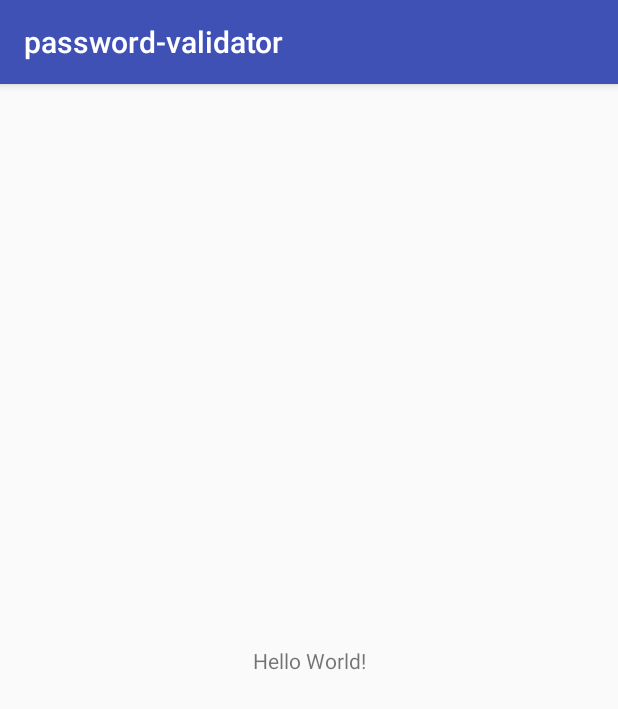
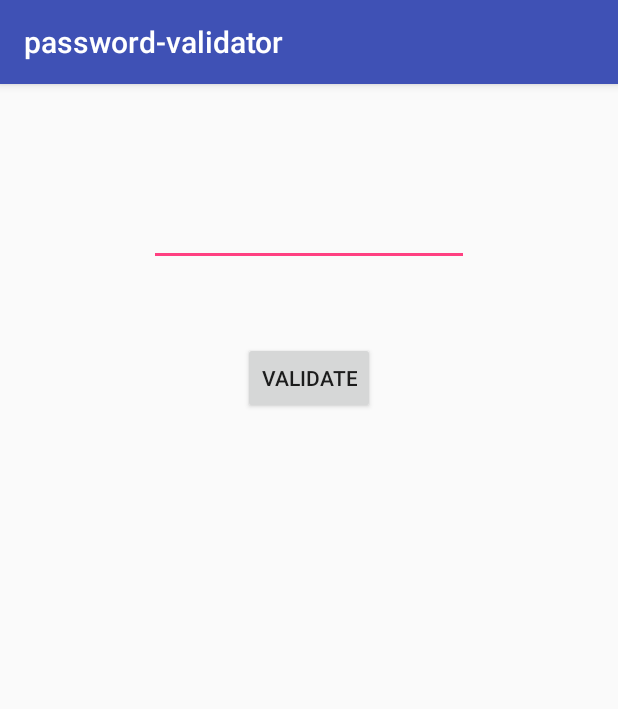
Before and after one commit to LantaoDong/password-validator, an Android app: the screen it shows after launch (MainActivity), on a phone screen of 412 x 824 dp. Shown: the top 709 px of the screen. Run offline under Robolectric (Android 15) with nearby library versions, the phone set to English and light mode, and no system bars.

Commit message:
a2-stage3 done!

```diff
--- a/app/src/main/java/com/example/password_validator/MainActivity.java
+++ b/app/src/main/java/com/example/password_validator/MainActivity.java
@@ -1,49 +1,95 @@
 package com.example.password_validator;
 
 import android.support.v7.app.AppCompatActivity;
+import android.app.Activity;
 import android.os.Bundle;
+import android.view.View;
+import android.widget.Button;
+import android.widget.TextView;
+import android.widget.EditText;
 
-public class MainActivity extends AppCompatActivity {
+public class MainActivity extends AppCompatActivity implements View.OnClickListener {
+    private String pwd;
+    private String strength;
+    private EditText text;
+    private TextView textView;
+    private Button button;
+    private static int rulesPassed=0;
 
     @Override
     protected void onCreate(Bundle savedInstanceState) {
         super.onCreate(savedInstanceState);
         setContentView(R.layout.activity_main);
+        button =(Button) findViewById(R.id.button);
+        button.setOnClickListener(this);
+        text = (EditText) findViewById(R.id.editText);
+        textView = (TextView) findViewById(R.id.textView);
     }
+    @Override
+    public void onClick(View view){
+        pwd = text.getText().toString();
+        if(notEqualPassword(pwd))
+            rulesPassed++;
+        if(atLeastEight(pwd))
+            rulesPassed++;
+        if(atLeastOneDigit(pwd))
+            rulesPassed++;
+        if(LowerAndUpper(pwd))
+            rulesPassed++;
+        if(atLeastOneSpecialChar(pwd))
+            rulesPassed++;
+        if(rulesPassed==5){
+            strength = rulesPassed+" of 5 rules passed, Strong!";
+            rulesPassed = 0;
+        }
+        else {
+            strength = rulesPassed+" of 5 rules passed, Not strong!";
+            rulesPassed = 0;
+        }
+
+        textView.setText(strength);
+
+    }
+
     //rule 1: it is not "password"
     public static boolean notEqualPassword(String password){
         boolean NotEqualPassword = false;
-        if(!password.toLowerCase().equals("password"))
+        if(!password.toLowerCase().equals("password")) {
             NotEqualPassword = true;
+        }
         return NotEqualPassword;
     }
     //rule 2: at least 8 characters
     public static boolean atLeastEight(String password){
         boolean atLeastEight = false;
-        if(password.length()>=8)
+        if(password.length()>=8) {
             atLeastEight = true;
+        }
         return atLeastEight;
 
     }
     //rule 3: contain at least one digit
     public static boolean atLeastOneDigit(String password){
         boolean AtLeastOneDigit = false;
-        if(password.matches(".*[0-9].*"))
+        if(password.matches(".*[0-9].*")) {
             AtLeastOneDigit = true;
+        }
         return AtLeastOneDigit;
     }
     //rule 4: contain both lower and upper case
     public static boolean LowerAndUpper(String password){
         boolean lowerAndUpper = false;
-        if(password.matches("^(?=.*[a-z])(?=.*[A-Z]).+$"))
+        if(password.matches("^(?=.*[a-z])(?=.*[A-Z]).+$")) {
             lowerAndUpper = true;
+        }
         return lowerAndUpper;
     }
     //rule 5: contain at least one special character
     public static boolean atLeastOneSpecialChar(String password){
         boolean specialChar = false;
-        if(password.matches("(.*[,~,!,@,#,$,%,^,&,*,(,),-,_,=,+,[,{,],},|,;,:,<,>,/,?].*$)"))
+        if(password.matches("(.*[,~,!,@,#,$,%,^,&,*,(,),-,_,=,+,[,{,],},|,;,:,<,>,/,?].*$)")) {
             specialChar = true;
+        }
         return specialChar;
     }
 
--- a/app/src/main/res/layout/activity_main.xml
+++ b/app/src/main/res/layout/activity_main.xml
@@ -6,11 +6,36 @@
     android:layout_height="match_parent"
     tools:context="com.example.password_validator.MainActivity">
 
-    <TextView
+    <Button
+        android:id="@+id/button"
         android:layout_width="wrap_content"
         android:layout_height="wrap_content"
-        android:text="Hello World!"
+        android:layout_marginBottom="264dp"
+        android:layout_marginTop="8dp"
+        android:text="Validate"
         app:layout_constraintBottom_toBottomOf="parent"
+        app:layout_constraintLeft_toLeftOf="parent"
+        app:layout_constraintRight_toRightOf="parent"
+        app:layout_constraintTop_toBottomOf="@+id/editText"
+        app:layout_constraintVertical_bias="0.13" />
+
+    <TextView
+        android:id="@+id/textView"
+        android:layout_width="225dp"
+        android:layout_height="52dp"
+        android:layout_marginTop="8dp"
+        app:layout_constraintHorizontal_bias="0.503"
+        app:layout_constraintLeft_toLeftOf="parent"
+        app:layout_constraintRight_toRightOf="parent"
+        app:layout_constraintTop_toBottomOf="@+id/button" />
+
+    <EditText
+        android:id="@+id/editText"
+        android:layout_width="wrap_content"
+        android:layout_height="wrap_content"
+        android:layout_marginTop="76dp"
+        android:ems="10"
+        android:inputType="textPersonName"
         app:layout_constraintLeft_toLeftOf="parent"
         app:layout_constraintRight_toRightOf="parent"
         app:layout_constraintTop_toTopOf="parent" />
--- a/build.gradle
+++ b/build.gradle
@@ -8,6 +8,7 @@ buildscript {
     }
     dependencies {
         classpath 'com.android.tools.build:gradle:3.0.1'
+
 
 
         // NOTE: Do not place your application dependencies here; they belong
```
